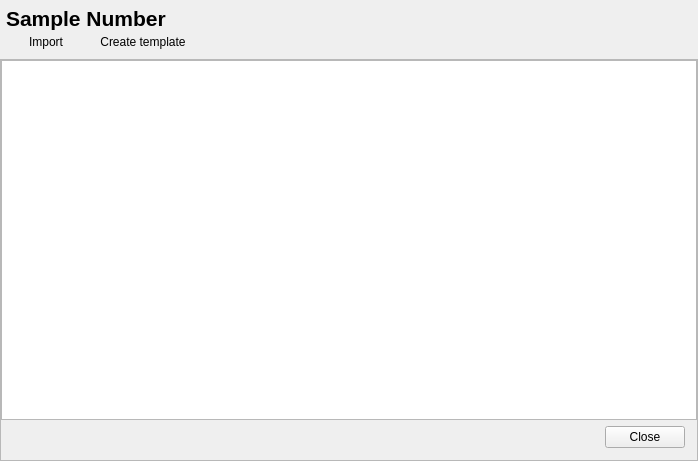
Before: the Qt Designer form labnote/ui/qt_ui/sample.ui in drs/LabNote, drawn with Qt 5.
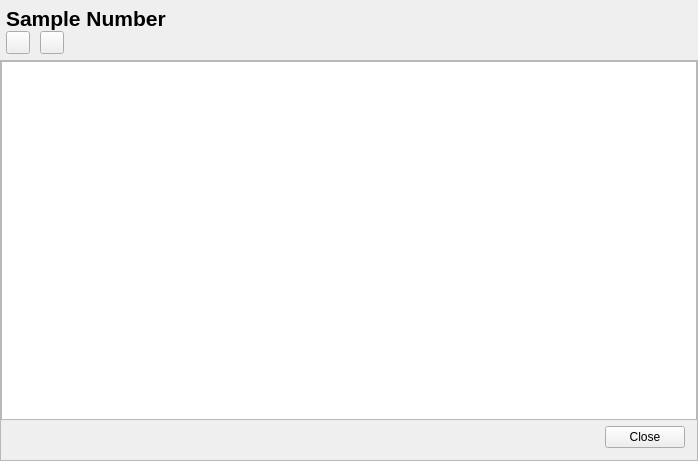
After: the same form once the commit is applied.

Commit message: Changed button style

What changed in the file:
```diff
--- a/labnote/ui/qt_ui/sample.ui
+++ b/labnote/ui/qt_ui/sample.ui
@@ -71,7 +71,19 @@
           <number>0</number>
          </property>
          <item>
-          <widget class="QPushButton" name="btn_import">
+          <widget class="QToolButton" name="btn_import">
+           <property name="sizePolicy">
+            <sizepolicy hsizetype="Preferred" vsizetype="Preferred">
+             <horstretch>0</horstretch>
+             <verstretch>0</verstretch>
+            </sizepolicy>
+           </property>
+           <property name="minimumSize">
+            <size>
+             <width>0</width>
+             <height>0</height>
+            </size>
+           </property>
            <property name="palette">
             <palette>
              <active>
@@ -164,13 +176,7 @@
             </palette>
            </property>
            <property name="text">
-            <string>Import</string>
-           </property>
-           <property name="autoDefault">
-            <bool>false</bool>
-           </property>
-           <property name="flat">
-            <bool>true</bool>
+            <string/>
            </property>
           </widget>
          </item>
@@ -191,15 +197,9 @@
           </spacer>
          </item>
          <item>
-          <widget class="QPushButton" name="btn_create_template">
+          <widget class="QToolButton" name="btn_create_template">
            <property name="text">
-            <string>Create template</string>
-           </property>
-           <property name="autoDefault">
-            <bool>false</bool>
-           </property>
-           <property name="flat">
-            <bool>true</bool>
+            <string/>
            </property>
           </widget>
          </item>
```
The commit also changes 6 other files.
